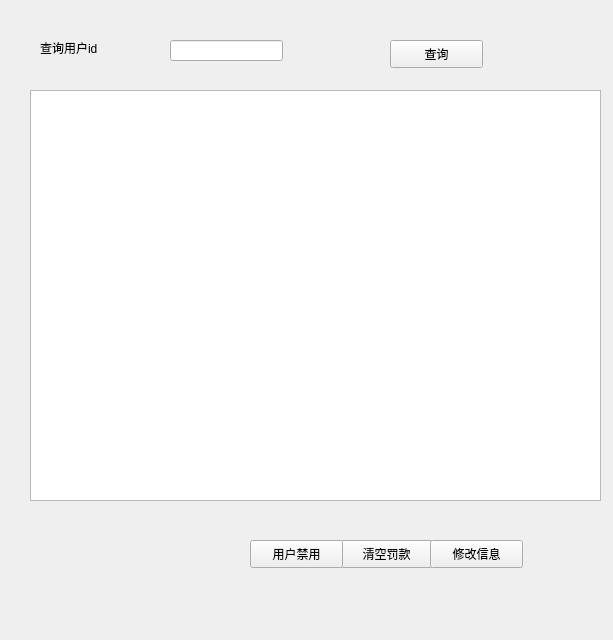
Before: the Qt Designer form qt try/ui_outline/userstackedpage.ui in GhostofAdam/LibraryManagement, drawn with Qt 5.
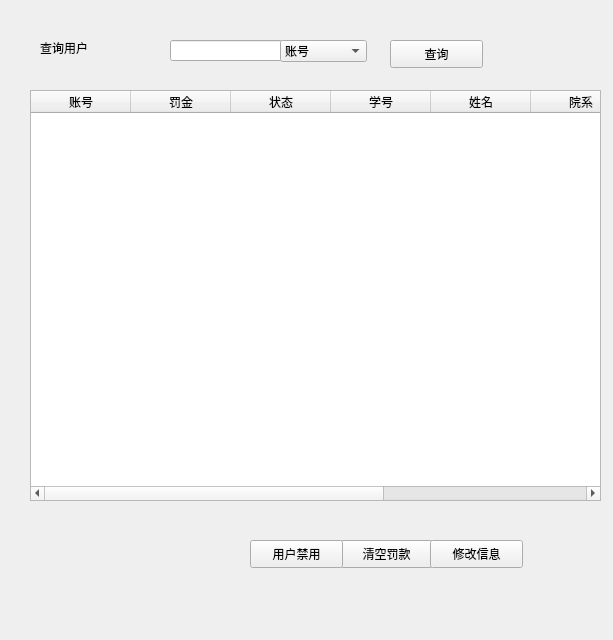
After: the same form once the commit is applied.

Commit message:
管理用户界面做完了
管理用户

What changed in the file:
```diff
--- a/qt try/ui_outline/userstackedpage.ui
+++ b/qt try/ui_outline/userstackedpage.ui
@@ -22,6 +22,46 @@
      <height>411</height>
     </rect>
    </property>
+   <column>
+    <property name="text">
+     <string>账号</string>
+    </property>
+   </column>
+   <column>
+    <property name="text">
+     <string>罚金</string>
+    </property>
+   </column>
+   <column>
+    <property name="text">
+     <string>状态</string>
+    </property>
+   </column>
+   <column>
+    <property name="text">
+     <string>学号</string>
+    </property>
+   </column>
+   <column>
+    <property name="text">
+     <string>姓名</string>
+    </property>
+   </column>
+   <column>
+    <property name="text">
+     <string>院系</string>
+    </property>
+   </column>
+   <column>
+    <property name="text">
+     <string>专业</string>
+    </property>
+   </column>
+   <column>
+    <property name="text">
+     <string>性别</string>
+    </property>
+   </column>
   </widget>
   <widget class="QPushButton" name="ClearFineButton">
    <property name="geometry">
@@ -82,7 +122,7 @@
     </rect>
    </property>
    <property name="text">
-    <string>查询用户id</string>
+    <string>查询用户</string>
    </property>
   </widget>
   <widget class="QPushButton" name="DeleteButton">
@@ -98,6 +138,51 @@
     <string>用户禁用</string>
    </property>
   </widget>
+  <widget class="QComboBox" name="SearchType">
+   <property name="geometry">
+    <rect>
+     <x>280</x>
+     <y>40</y>
+     <width>87</width>
+     <height>22</height>
+    </rect>
+   </property>
+   <item>
+    <property name="text">
+     <string>账号</string>
+    </property>
+   </item>
+   <item>
+    <property name="text">
+     <string>学号</string>
+    </property>
+   </item>
+   <item>
+    <property name="text">
+     <string>状态</string>
+    </property>
+   </item>
+   <item>
+    <property name="text">
+     <string>姓名</string>
+    </property>
+   </item>
+   <item>
+    <property name="text">
+     <string>院系</string>
+    </property>
+   </item>
+   <item>
+    <property name="text">
+     <string>专业</string>
+    </property>
+   </item>
+   <item>
+    <property name="text">
+     <string/>
+    </property>
+   </item>
+  </widget>
  </widget>
  <resources/>
  <connections/>
```
The commit also changes 11 other files.
